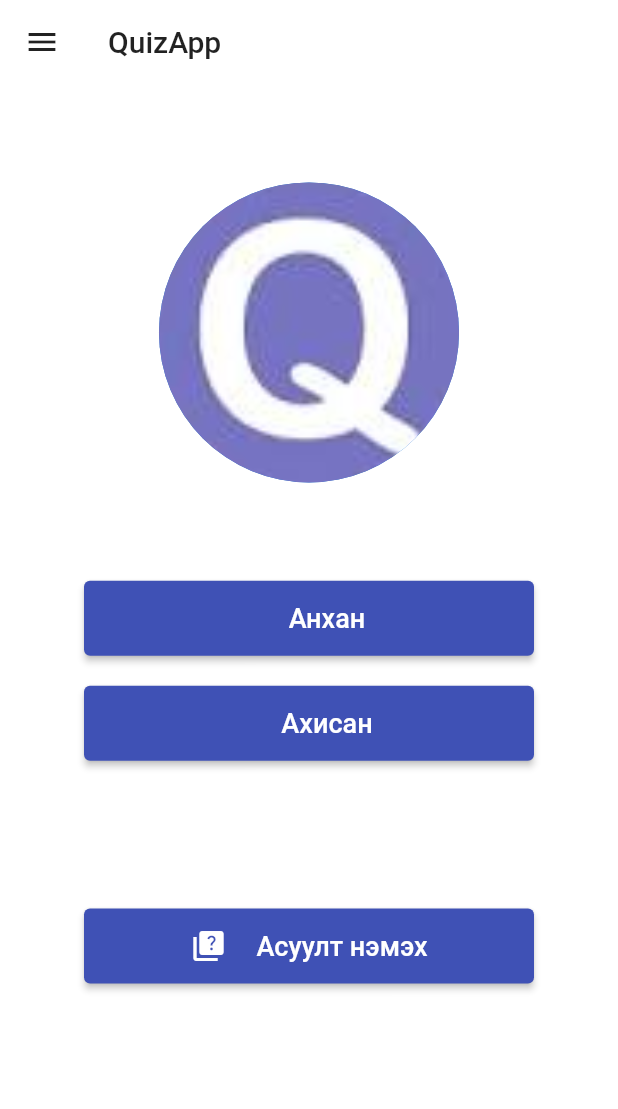
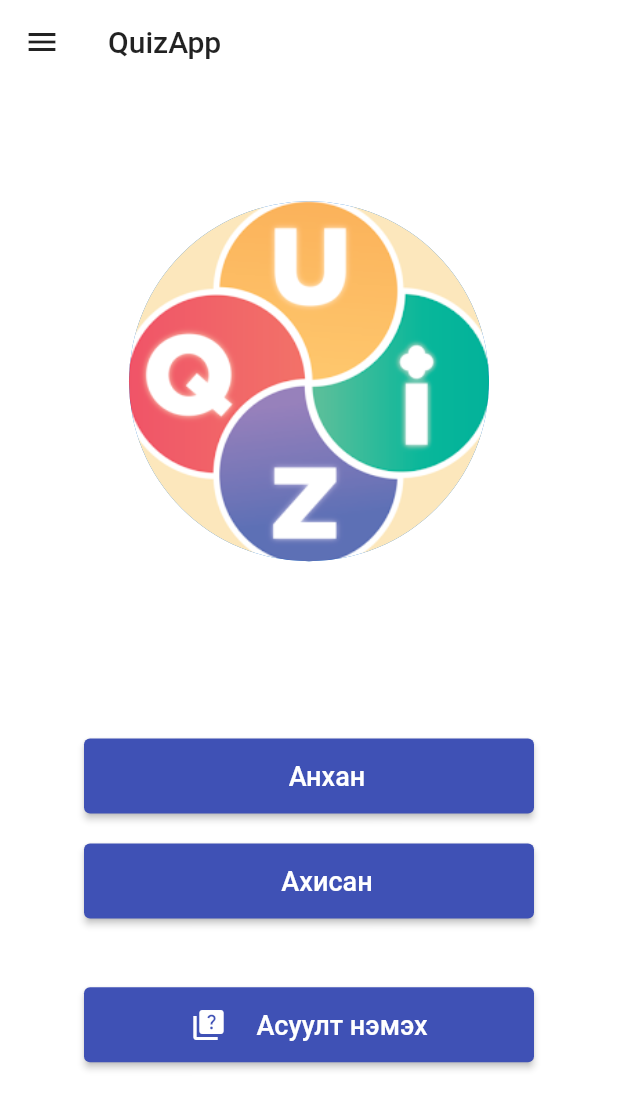
Before and after one commit to Azkhuu0216/my_app, a Flutter app: the Home screen opened by its route, on a phone screen of 412 x 824 dp. Shown: the top 1109 px of the screen. Run offline on Flutter 3.47's test engine with Material 2 defaults, Android fonts, the phone set to English and light mode, and no system bars; our stand-ins replace cloud_firestore, dropdown_button2, firebase_auth, firebase_core, flutter_easyloading, flutter_svg and 5 more; missing offline and left inert: dart:ffi, flutter_draggable_gridview, postgres; accounts and stored records are empty.

Commit message:
styles and logo

```diff
--- a/lib/home/home.dart
+++ b/lib/home/home.dart
@@ -72,17 +72,17 @@ class _HomeState extends State<Home> {
                 crossAxisAlignment: CrossAxisAlignment.center,
                 children: [
                   const SizedBox(
-                    height: 20,
+                    height: 60,
                   ),
                   const Expanded(
-                    flex: 4,
+                    flex: 5,
                     child: CircleAvatar(
-                      radius: 100,
+                      radius: 120,
                       backgroundImage: AssetImage("assets/images/logo.png"),
                     ),
                   ),
                   const SizedBox(
-                    height: 20,
+                    height: 100,
                   ),
                   Expanded(
                     flex: 3,
```
Also changed, not shown: assets/images/logo.png.
